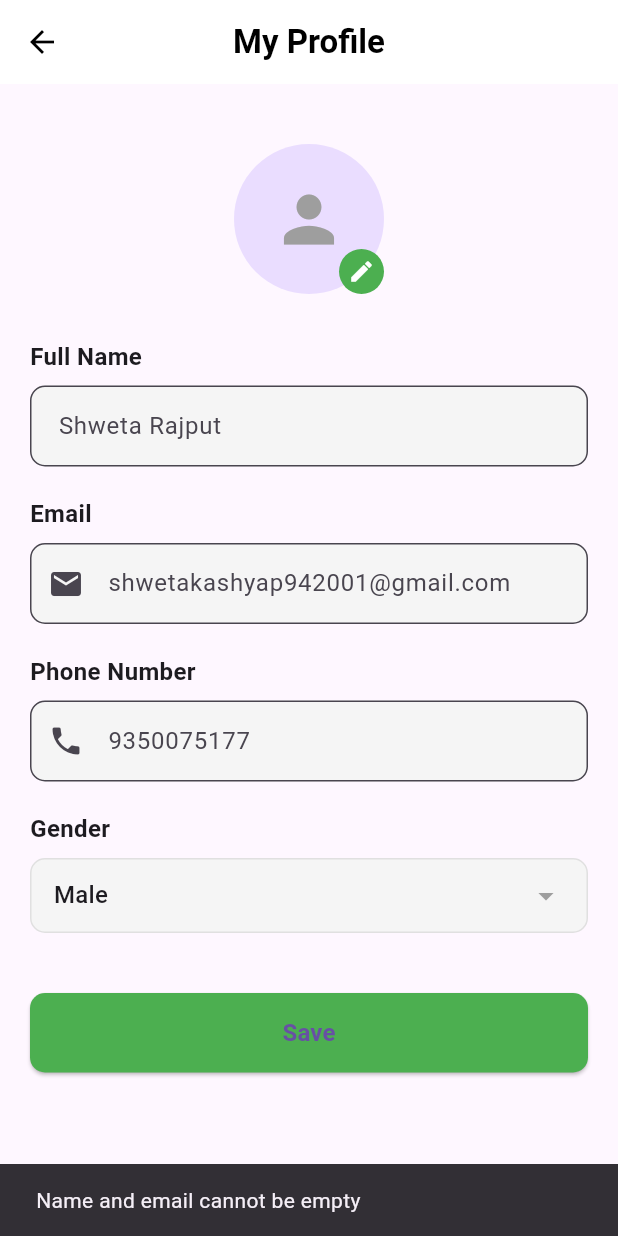
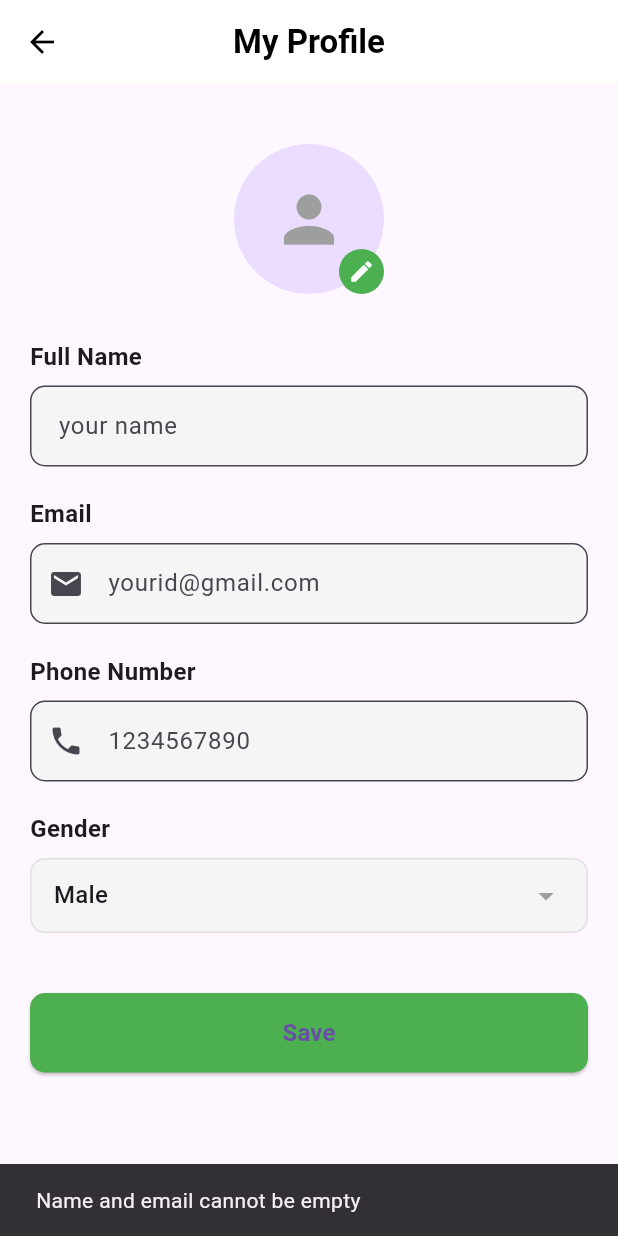
Before and after one commit to ShwetaRajputsk/cdd, a Flutter app: the EditProfileScreen screen opened by its route, after a tap on "Save", on a phone screen of 412 x 824 dp. Run offline on Flutter 3.47's test engine with Material 3 defaults, Android fonts, the phone set to English and light mode, and no system bars; our stand-ins replace camera, cloud_firestore, easy_localization, firebase_auth, firebase_core, firebase_storage and 3 more; accounts and stored records are empty; network calls fail.

Commit message:
Update edit_profile.dart

```diff
--- a/lib/edit_profile.dart
+++ b/lib/edit_profile.dart
@@ -4,7 +4,6 @@ import 'package:flutter/material.dart';
 import 'package:cloud_firestore/cloud_firestore.dart';
 import 'package:firebase_storage/firebase_storage.dart';
 import 'package:image_picker/image_picker.dart';
-import 'dart:typed_data';
 import 'package:firebase_auth/firebase_auth.dart'; // Firebase Auth
 
 class EditProfileScreen extends StatefulWidget {
@@ -99,7 +98,6 @@ class _EditProfileScreenState extends State<EditProfileScreen> {
         'email': email,
         'phone': phone,
         'gender': gender,
-        'birthdate': birthdate,
       };
 
       // Upload image if selected
@@ -126,10 +124,10 @@ class _EditProfileScreenState extends State<EditProfileScreen> {
           return;
         }
       }
-
       // Update Firestore profile data
       try {
-        await FirebaseFirestore.instance.collection('users').doc(user.uid).update(profileData);
+        await FirebaseFirestore.instance.collection('users').doc(user.uid).set(profileData, SetOptions(merge: true));
+
         ScaffoldMessenger.of(context).showSnackBar(
           SnackBar(content: Text("Profile updated successfully")),
         );
@@ -141,7 +139,6 @@ class _EditProfileScreenState extends State<EditProfileScreen> {
       }
     }
   }
-
   @override
   Widget build(BuildContext context) {
     return Scaffold(
@@ -199,11 +196,11 @@ class _EditProfileScreenState extends State<EditProfileScreen> {
               ],
             ),
             SizedBox(height: 30),
-            buildTextField('Full Name', 'Shweta Rajput', controller: _nameController),
+            buildTextField('Full Name', 'your name', controller: _nameController),
             SizedBox(height: 20),
-            buildTextField('Email', 'shwetakashyap942001@gmail.com', controller: _emailController, icon: Icons.email),
+            buildTextField('Email', 'yourid@gmail.com', controller: _emailController, icon: Icons.email),
             SizedBox(height: 20),
-            buildTextField('Phone Number', '9350075177', controller: _phoneController, icon: Icons.phone),
+            buildTextField('Phone Number', '1234567890', controller: _phoneController, icon: Icons.phone),
             SizedBox(height: 20),
             // Gender Dropdown (styled like other fields)
             Column(
@@ -242,7 +239,6 @@ class _EditProfileScreenState extends State<EditProfileScreen> {
                 ),
               ],
             ),
-
             SizedBox(height: 40),
             // Save Button (moved slightly higher)
             SizedBox(
@@ -268,7 +264,6 @@ class _EditProfileScreenState extends State<EditProfileScreen> {
       ),
     );
   }
-
   Widget buildTextField(String label, String placeholder, {IconData? icon, required TextEditingController controller}) {
     return Column(
       crossAxisAlignment: CrossAxisAlignment.start,
```
